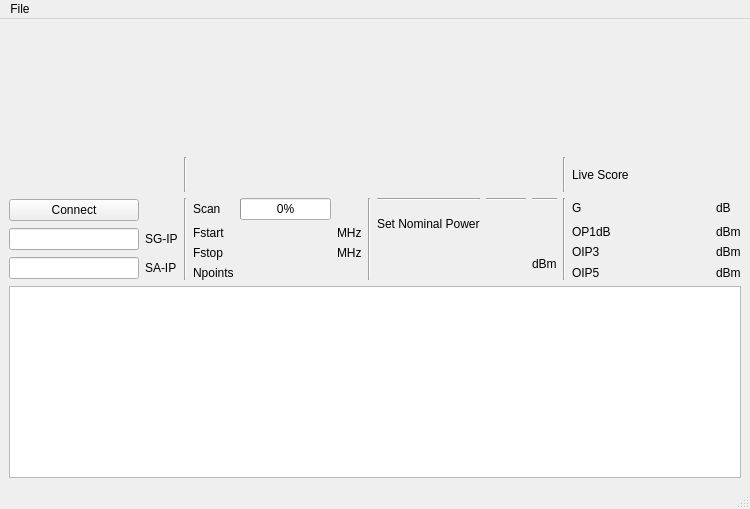
The window that Exercises/workshop/black/pa_app.ui (nt11/python_rf_course_pub) describes before a commit, drawn with Qt 5.
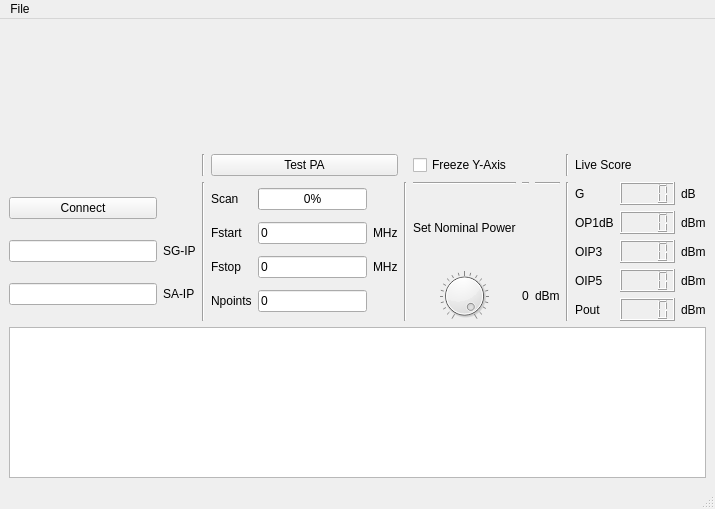
The same window after the commit.

Commit message:
Update workshop UI files to match solution
Copied pa_app.ui from solution to all three exercise levels (Blue, Red, Black)
to ensure all necessary widgets are present:

- Added FreezeYAxis checkbox (checkBox) for Y-axis range control
- Added ScanPout LCD (lcdNumber_5) for power output display
- Ensured QDial widget is present for power control

All exercise levels now have the same UI file, with difficulty differences
reflected in the amount of Python code students need to write, not UI widgets.

Patch:
```diff
--- a/Exercises/workshop/black/pa_app.ui
+++ b/Exercises/workshop/black/pa_app.ui
@@ -6,7 +6,7 @@
    <rect>
     <x>0</x>
     <y>0</y>
-    <width>750</width>
+    <width>715</width>
     <height>509</height>
    </rect>
   </property>
@@ -72,6 +72,27 @@
             </property>
            </widget>
           </item>
+          <item row="1" column="1">
+           <widget class="QLineEdit" name="lineEdit_3">
+            <property name="text">
+             <string>0</string>
+            </property>
+           </widget>
+          </item>
+          <item row="2" column="1">
+           <widget class="QLineEdit" name="lineEdit_4">
+            <property name="text">
+             <string>0</string>
+            </property>
+           </widget>
+          </item>
+          <item row="3" column="1">
+           <widget class="QLineEdit" name="lineEdit_5">
+            <property name="text">
+             <string>0</string>
+            </property>
+           </widget>
+          </item>
           <item row="0" column="0">
            <widget class="QLabel" name="label_8">
             <property name="text">
@@ -122,22 +143,18 @@
           </item>
          </layout>
         </item>
+        <item row="0" column="3">
+         <widget class="QPushButton" name="pushButton_2">
+          <property name="text">
+           <string>Test PA</string>
+          </property>
+          <property name="checkable">
+           <bool>true</bool>
+          </property>
+         </widget>
+        </item>
         <item row="1" column="7">
          <layout class="QGridLayout" name="gridLayout_6">
-          <item row="3" column="0">
-           <widget class="QLabel" name="label_12">
-            <property name="text">
-             <string>OIP5</string>
-            </property>
-           </widget>
-          </item>
-          <item row="0" column="2">
-           <widget class="QLabel" name="label_13">
-            <property name="text">
-             <string>dB</string>
-            </property>
-           </widget>
-          </item>
           <item row="2" column="0">
            <widget class="QLabel" name="label_11">
             <property name="text">
@@ -145,6 +162,13 @@
             </property>
            </widget>
           </item>
+          <item row="2" column="2">
+           <widget class="QLabel" name="label_15">
+            <property name="text">
+             <string>dBm</string>
+            </property>
+           </widget>
+          </item>
           <item row="1" column="2">
            <widget class="QLabel" name="label_14">
             <property name="text">
@@ -166,10 +190,31 @@
             </property>
            </widget>
           </item>
-          <item row="2" column="2">
-           <widget class="QLabel" name="label_15">
-            <property name="text">
-             <string>dBm</string>
+          <item row="2" column="1">
+           <widget class="QLCDNumber" name="lcdNumber_3">
+            <property name="digitCount">
+             <number>4</number>
+            </property>
+           </widget>
+          </item>
+          <item row="3" column="1">
+           <widget class="QLCDNumber" name="lcdNumber_4">
+            <property name="digitCount">
+             <number>4</number>
+            </property>
+           </widget>
+          </item>
+          <item row="0" column="1">
+           <widget class="QLCDNumber" name="lcdNumber">
+            <property name="digitCount">
+             <number>4</number>
+            </property>
+           </widget>
+          </item>
+          <item row="1" column="1">
+           <widget class="QLCDNumber" name="lcdNumber_2">
+            <property name="digitCount">
+             <number>4</number>
             </property>
            </widget>
           </item>
@@ -180,18 +225,40 @@
             </property>
            </widget>
           </item>
-          <item row="0" column="1">
-           <spacer name="horizontalSpacer_3">
-            <property name="orientation">
-             <enum>Qt::Horizontal</enum>
+          <item row="3" column="0">
+           <widget class="QLabel" name="label_12">
+            <property name="text">
+             <string>OIP5</string>
             </property>
-            <property name="sizeHint" stdset="0">
-             <size>
-              <width>40</width>
-              <height>20</height>
-             </size>
+           </widget>
+          </item>
+          <item row="0" column="2">
+           <widget class="QLabel" name="label_13">
+            <property name="text">
+             <string>dB</string>
             </property>
-           </spacer>
+           </widget>
+          </item>
+          <item row="4" column="1">
+           <widget class="QLCDNumber" name="lcdNumber_5">
+            <property name="digitCount">
+             <number>4</number>
+            </property>
+           </widget>
+          </item>
+          <item row="4" column="2">
+           <widget class="QLabel" name="label_21">
+            <property name="text">
+             <string>dBm</string>
+            </property>
+           </widget>
+          </item>
+          <item row="4" column="0">
+           <widget class="QLabel" name="label_22">
+            <property name="text">
+             <string>Pout</string>
+            </property>
+           </widget>
           </item>
          </layout>
         </item>
@@ -232,40 +299,6 @@
         </item>
         <item row="1" column="5">
          <layout class="QGridLayout" name="gridLayout_5">
-          <item row="0" column="3">
-           <widget class="Line" name="line_8">
-            <property name="orientation">
-             <enum>Qt::Horizontal</enum>
-            </property>
-           </widget>
-          </item>
-          <item row="0" column="1">
-           <widget class="Line" name="line_7">
-            <property name="orientation">
-             <enum>Qt::Horizontal</enum>
-            </property>
-           </widget>
-          </item>
-          <item row="0" column="2">
-           <widget class="Line" name="line_6">
-            <property name="orientation">
-             <enum>Qt::Horizontal</enum>
-            </property>
-           </widget>
-          </item>
-          <item row="1" column="2">
-           <spacer name="horizontalSpacer">
-            <property name="orientation">
-             <enum>Qt::Horizontal</enum>
-            </property>
-            <property name="sizeHint" stdset="0">
-             <size>
-              <width>40</width>
-              <height>20</height>
-             </size>
-            </property>
-           </spacer>
-          </item>
           <item row="1" column="1">
            <widget class="QLabel" name="label_19">
             <property name="text">
@@ -273,6 +306,35 @@
             </property>
            </widget>
           </item>
+          <item row="3" column="2">
+           <widget class="QLabel" name="label_18">
+            <property name="text">
+             <string>0</string>
+            </property>
+           </widget>
+          </item>
+          <item row="3" column="1">
+           <widget class="QDial" name="dial">
+            <property name="maximumSize">
+             <size>
+              <width>16777215</width>
+              <height>50</height>
+             </size>
+            </property>
+            <property name="minimum">
+             <number>-20</number>
+            </property>
+            <property name="maximum">
+             <number>0</number>
+            </property>
+            <property name="notchTarget">
+             <double>1.000000000000000</double>
+            </property>
+            <property name="notchesVisible">
+             <bool>true</bool>
+            </property>
+           </widget>
+          </item>
           <item row="3" column="3">
            <widget class="QLabel" name="label_20">
             <property name="text">
@@ -280,6 +342,27 @@
             </property>
            </widget>
           </item>
+          <item row="0" column="1">
+           <widget class="Line" name="line_7">
+            <property name="orientation">
+             <enum>Qt::Horizontal</enum>
+            </property>
+           </widget>
+          </item>
+          <item row="0" column="2">
+           <widget class="Line" name="line_6">
+            <property name="orientation">
+             <enum>Qt::Horizontal</enum>
+            </property>
+           </widget>
+          </item>
+          <item row="0" column="3">
+           <widget class="Line" name="line_8">
+            <property name="orientation">
+             <enum>Qt::Horizontal</enum>
+            </property>
+           </widget>
+          </item>
          </layout>
         </item>
         <item row="0" column="0">
@@ -302,6 +385,13 @@
           </property>
          </widget>
         </item>
+        <item row="0" column="5">
+         <widget class="QCheckBox" name="checkBox">
+          <property name="text">
+           <string>Freeze Y-Axis</string>
+          </property>
+         </widget>
+        </item>
        </layout>
       </item>
       <item>
@@ -329,8 +419,8 @@
     <rect>
      <x>0</x>
      <y>0</y>
-     <width>750</width>
-     <height>24</height>
+     <width>715</width>
+     <height>21</height>
     </rect>
    </property>
    <widget class="QMenu" name="menuFile">
```
Left out of the diff: 30 changed lines with no effect on the pictures. The commit also changes 2 other files.
